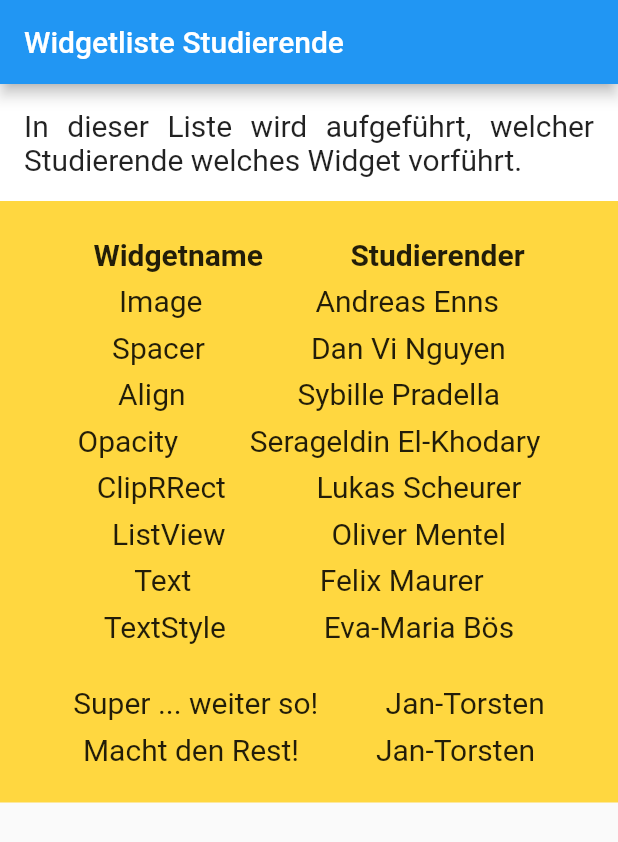
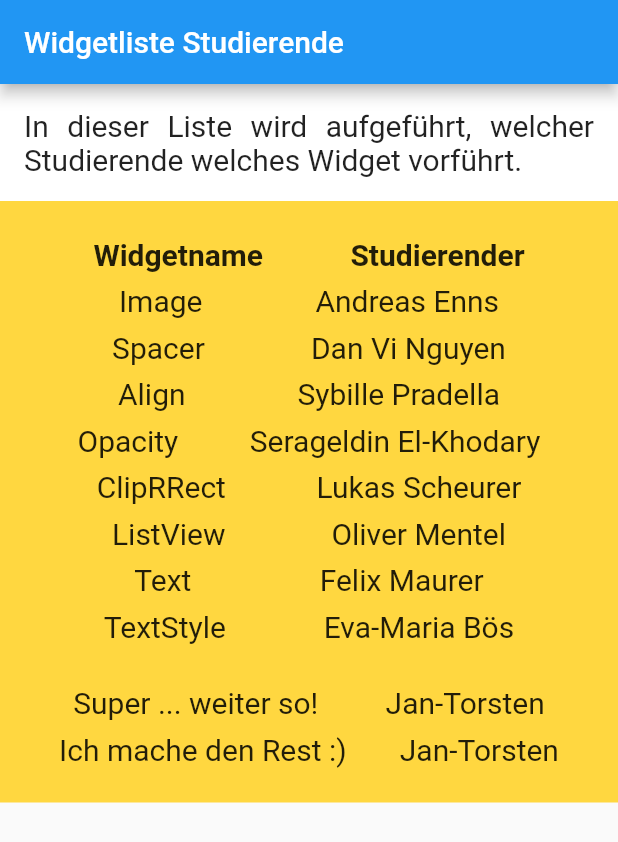
Before and after one commit to drmilde/uebung_1_widgetlist_app, a Flutter app: the screen it shows after launch, on a phone screen of 412 x 824 dp. Shown: the top 842 px of the screen. Run offline on Flutter 3.47's test engine with Material 2 defaults, Android fonts, the phone set to English and light mode, and no system bars.

Commit message:
Text geändert

```diff
--- a/lib/main.dart
+++ b/lib/main.dart
@@ -65,7 +65,7 @@ class _WidgetListeStudierendeScreenState
                     "Jan-Torsten",
                   ),
                   zeileMitWidgetUndStudierendem(
-                    "Macht den Rest!",
+                    "Ich mache den Rest :)",
                     "Jan-Torsten",
                   ),
                 ],
```
